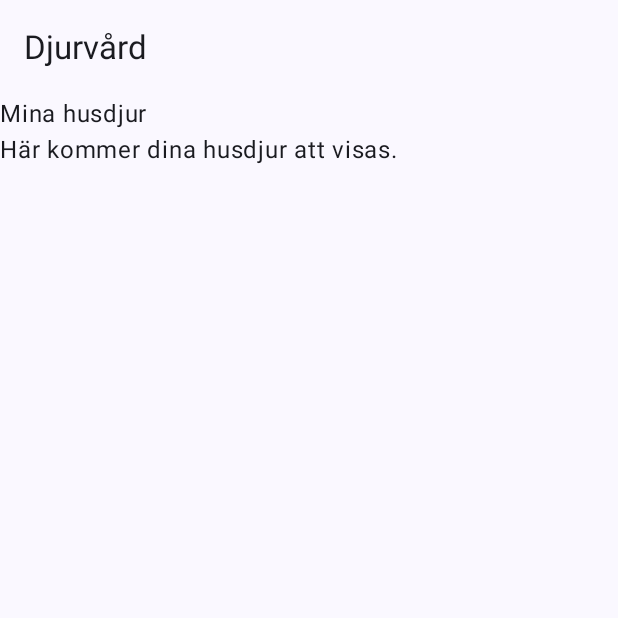
After one commit to johannalouisedorscheidt-ux/Djurvard, an Android app built with Jetpack Compose: the composable PetHomeScreen shown on its own in the app's theme, on a phone screen of 412 x 824 dp, the top half of it. The commit adds this screen. Run offline under Robolectric (Android 15) with nearby library versions, the phone set to English and light mode, and no system bars.

Commit message:
Added pet home screen

```diff
--- /dev/null
+++ b/app/src/main/java/screens/PetHomeScreen.kt
@@ -0,0 +1,40 @@
+
+package com.example.djurvard.ui.screens
+
+import androidx.compose.foundation.layout.padding
+import androidx.compose.material3.Scaffold
+import androidx.compose.material3.TopAppBar
+
+import androidx.compose.material3.ExperimentalMaterial3Api
+import androidx.compose.foundation.layout.Column
+import androidx.compose.foundation.layout.fillMaxSize
+import androidx.compose.material3.Text
+import androidx.compose.runtime.Composable
+import androidx.compose.ui.Modifier
+@OptIn(ExperimentalMaterial3Api::class)
+    @Composable
+    fun PetHomeScreen() {
+
+        Scaffold(
+            topBar = {
+                TopAppBar(
+                    title = {
+                        Text(text = "Djurvård")
+                    }
+                )
+            }
+        ) { innerPadding ->
+
+            Column(
+                modifier = Modifier
+                    .fillMaxSize()
+                    .padding(innerPadding)
+            ) {
+                Text(
+                    text = "Mina husdjur" )
+
+                Text(
+                    text = "Här kommer dina husdjur att visas." )
+            }
+        }
+    }
```
Also changed, not shown: app/src/main/java/com/example/djurvard/MainActivity.kt (+18 -1 lines), app/src/main/java/screens/WelcomeScreen.kt (+4 -4 lines).
